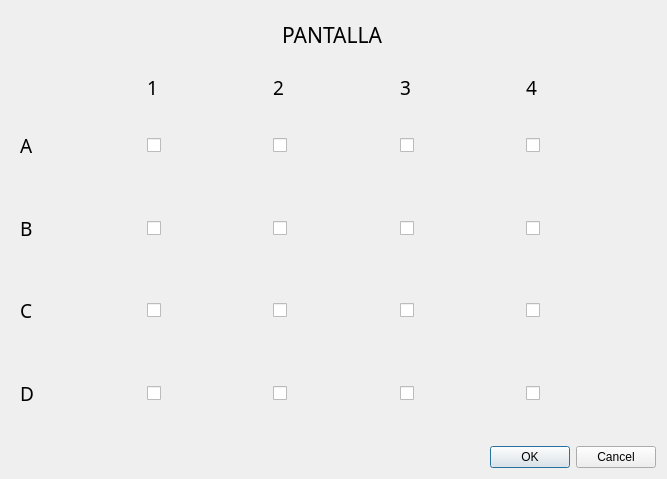
The window that asientos.ui (DaniMena04/P60-Cine_Interfaz-) describes before a commit, drawn with Qt 5.
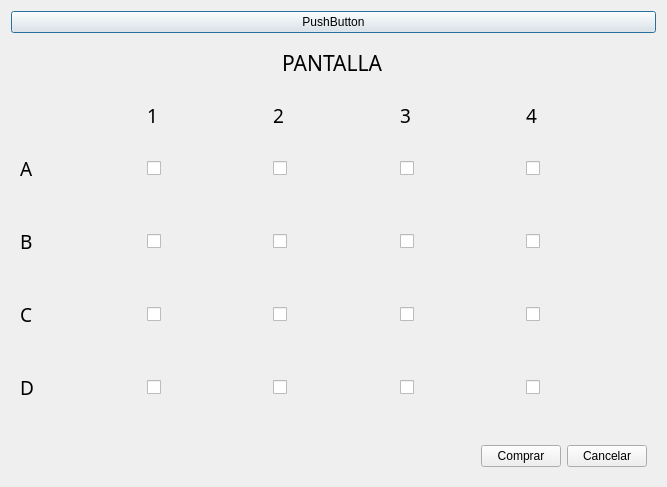
The same window after the commit. Icons and pictures are not drawn.

```diff
--- a/asientos.ui
+++ b/asientos.ui
@@ -7,13 +7,20 @@
     <x>0</x>
     <y>0</y>
     <width>667</width>
-    <height>479</height>
+    <height>487</height>
    </rect>
   </property>
   <property name="windowTitle">
    <string>Dialog</string>
   </property>
   <layout class="QVBoxLayout" name="verticalLayout">
+   <item>
+    <widget class="QPushButton" name="pushButton">
+     <property name="text">
+      <string>PushButton</string>
+     </property>
+    </widget>
+   </item>
    <item>
     <widget class="QWidget" name="widget_2" native="true">
      <property name="minimumSize">
@@ -631,13 +638,36 @@
     </widget>
    </item>
    <item>
-    <widget class="QDialogButtonBox" name="buttonBox">
-     <property name="orientation">
-      <enum>Qt::Horizontal</enum>
-     </property>
-     <property name="standardButtons">
-      <set>QDialogButtonBox::Cancel|QDialogButtonBox::Ok</set>
-     </property>
+    <widget class="QWidget" name="widget_3" native="true">
+     <layout class="QHBoxLayout" name="horizontalLayout_2">
+      <item>
+       <spacer name="horizontalSpacer_3">
+        <property name="orientation">
+         <enum>Qt::Horizontal</enum>
+        </property>
+        <property name="sizeHint" stdset="0">
+         <size>
+          <width>456</width>
+          <height>20</height>
+         </size>
+        </property>
+       </spacer>
+      </item>
+      <item>
+       <widget class="QPushButton" name="btnComprar">
+        <property name="text">
+         <string>Comprar</string>
+        </property>
+       </widget>
+      </item>
+      <item>
+       <widget class="QPushButton" name="btnCancelar">
+        <property name="text">
+         <string>Cancelar</string>
+        </property>
+       </widget>
+      </item>
+     </layout>
     </widget>
    </item>
   </layout>
```
Left out of the diff: 473 changed lines with no effect on the pictures.
